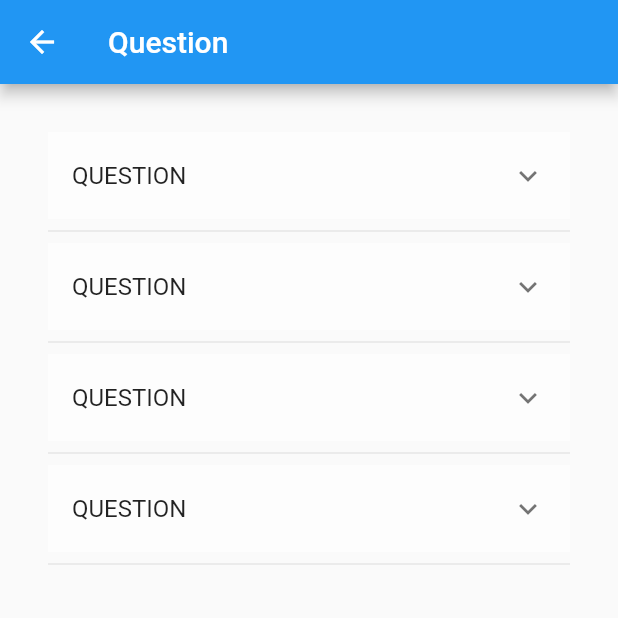
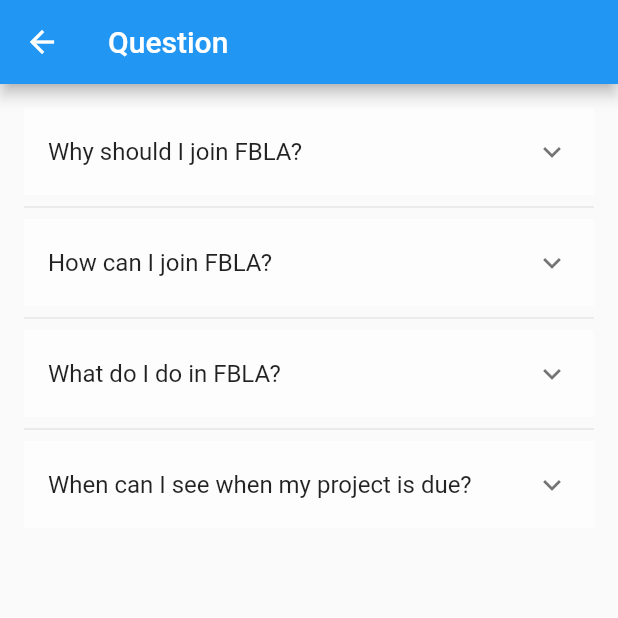
Before and after one commit to randomlylelo/fbla, a Flutter app: the Question screen opened by its route, on a phone screen of 412 x 824 dp, the top half of it. Run offline on Flutter 3.47's test engine with Material 2 defaults, Android fonts, the phone set to English and light mode, and no system bars; our stand-ins replace font_awesome_flutter, table_calendar.

Commit message:
Questions added Q&A

```diff
--- a/lib/screens/questions.dart
+++ b/lib/screens/questions.dart
@@ -24,8 +24,10 @@ class _QuestionState extends State<Question> {
       child: ExpansionTile(
         title: Text(q),
         children: <Widget>[
-          Text(a),
-          Text(''),
+          Container(
+            padding: EdgeInsets.fromLTRB(10, 0, 10, 10),
+            child: Text(a),
+          ),
         ],
       ),
     );
@@ -40,18 +42,18 @@ class _QuestionState extends State<Question> {
       body: ListView(
         children: <Widget>[
           Container(
-            padding: EdgeInsets.all(32.0),
+            padding: EdgeInsets.all(16.0),
             child: Center(
               child: Column(
                 children: <Widget>[
-                  questions('QUESTION', 'ANSWER'),
+                  questions('Why should I join FBLA?',
+                      'FBLA suits your needs as a businessperson in practice. Whether it be entrepreneurial,finance related or something similar, you will be able to practice your formality, speech, and learn more about the necessities to become successful in your future.'),
                   Divider(),
-                  questions('QUESTION', 'ANSWER'),
+                  questions('How can I join FBLA?', 'Students have the chance to join FBLA during the first two months of each school year. During this time, there will be forms passed out at the annual club fair. If you are not able to make it to this event, you may pass by the advisor\'s classroom to pick up your form.'),
                   Divider(),
-                  questions('QUESTION', 'ANSWER'),
+                  questions('What do I do in FBLA?', 'You will be assigned to a project of your choice. This project may either be a competition, presentation, or prejudged project. If you do choose a competition, you will have packets that will allow you to study for your date assigned. If you decide to have a presentation, you will have to write a speech, and practice your presentation before your assigned date of presentation. If you decide to do a prejudged project, you will have to work on a project depending on which you are assigned to and will be have frequent checkups until your deadline date.'),
                   Divider(),
-                  questions('QUESTION', 'ANSWER'),
-                  Divider(),
+                  questions('When can I see when my project is due?', 'Please refer to our calendar page'),
                 ],
               ),
             ),
```
